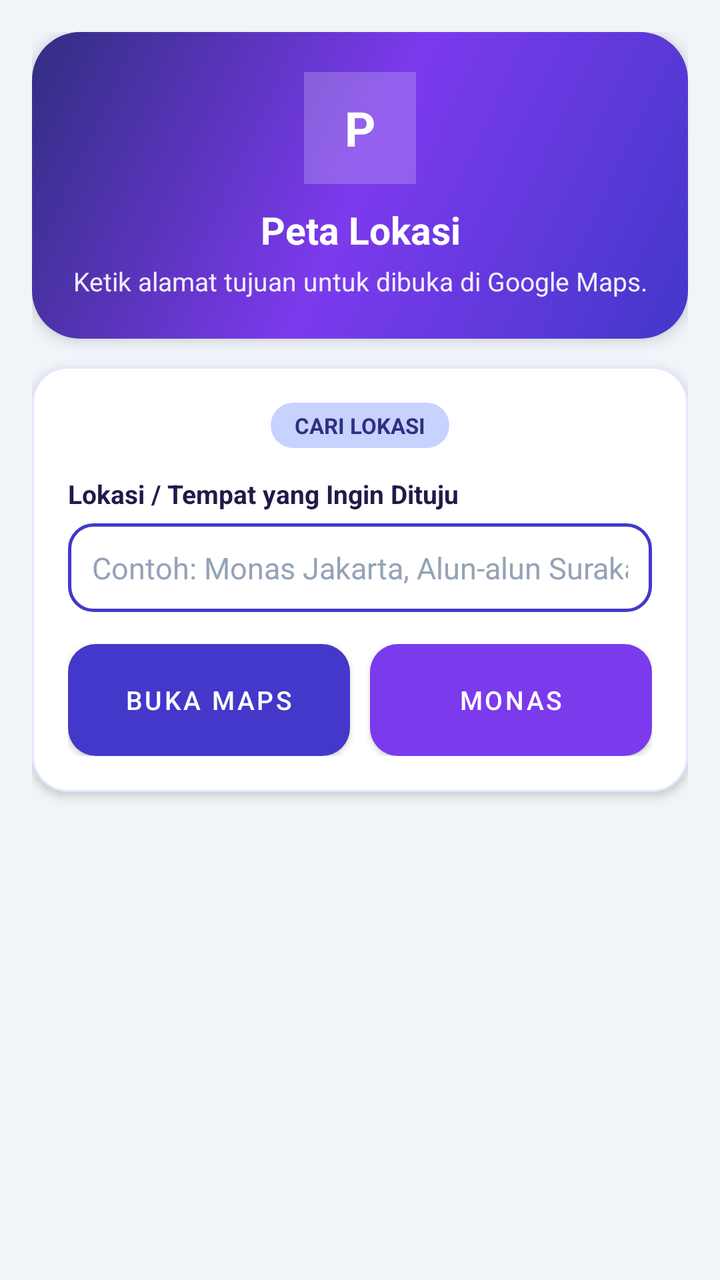
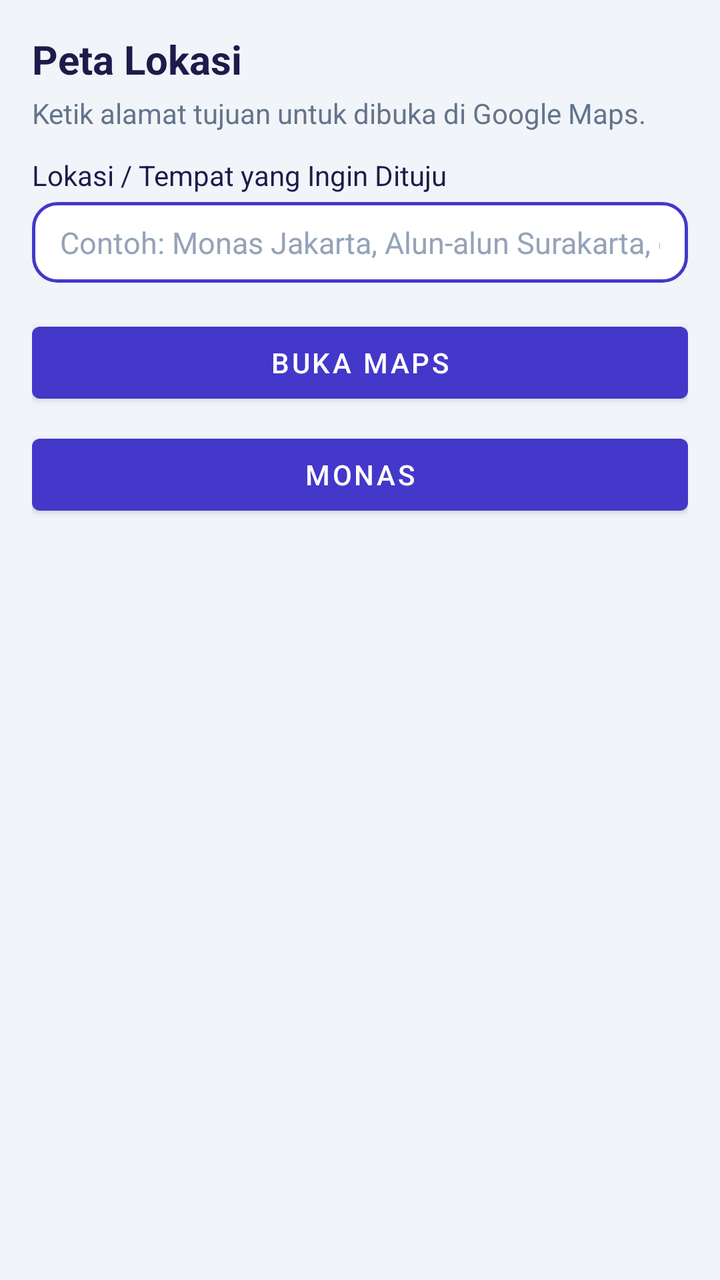

Screens rendered from an Android XML layout before and after an edit, with the pre-edit source and the edit as a unified diff.
<!-- AndroidManifest.xml: application theme Theme.Alfian04 -->
<!-- res/layout/fragment_maps.xml -->
<?xml version="1.0" encoding="utf-8"?>
<ScrollView xmlns:android="http://schemas.android.com/apk/res/android"
    xmlns:app="http://schemas.android.com/apk/res-auto"
    android:layout_width="match_parent"
    android:layout_height="match_parent"
    android:background="@color/background"
    android:fillViewport="true">

    <LinearLayout
        android:layout_width="match_parent"
        android:layout_height="wrap_content"
        android:orientation="vertical"
        android:padding="16dp">

        
        <LinearLayout
            android:layout_width="match_parent"
            android:layout_height="wrap_content"
            android:background="@drawable/bg_hero_banner"
            android:elevation="4dp"
            android:gravity="center_horizontal"
            android:orientation="vertical"
            android:padding="20dp">

            <TextView
                android:layout_width="56dp"
                android:layout_height="56dp"
                android:background="#33FFFFFF"
                android:gravity="center"
                android:text="P"
                android:textColor="@color/white"
                android:textSize="24sp"
                android:textStyle="bold" />

            <TextView
                android:layout_width="wrap_content"
                android:layout_height="wrap_content"
                android:layout_marginTop="10dp"
                android:gravity="center"
                android:text="@string/maps_title"
                android:textColor="@color/white"
                android:textSize="19sp"
                android:textStyle="bold" />

            <TextView
                android:layout_width="match_parent"
                android:layout_height="wrap_content"
                android:layout_marginTop="4dp"
                android:gravity="center"
                android:text="@string/maps_desc"
                android:textColor="#E8FFFFFF"
                android:textSize="13sp" />
        </LinearLayout>

        <com.google.android.material.card.MaterialCardView
            android:layout_width="match_parent"
            android:layout_height="wrap_content"
            android:layout_marginTop="14dp"
            app:cardBackgroundColor="@color/card_background"
            app:cardCornerRadius="18dp"
            app:cardElevation="3dp"
            app:strokeColor="@color/divider"
            app:strokeWidth="1dp">

            <LinearLayout
                android:layout_width="match_parent"
                android:layout_height="wrap_content"
                android:orientation="vertical"
                android:padding="18dp">

                <TextView
                    android:layout_width="wrap_content"
                    android:layout_height="wrap_content"
                    android:layout_gravity="center_horizontal"
                    android:background="@drawable/bg_pill_badge"
                    android:paddingStart="12dp"
                    android:paddingEnd="12dp"
                    android:paddingTop="4dp"
                    android:paddingBottom="4dp"
                    android:text="CARI LOKASI"
                    android:textColor="@color/primary_dark"
                    android:textSize="11sp"
                    android:textStyle="bold" />

                <TextView
                    android:layout_width="wrap_content"
                    android:layout_height="wrap_content"
                    android:layout_marginTop="14dp"
                    android:text="@string/label_maps_input"
                    android:textColor="@color/text_primary"
                    android:textSize="13sp"
                    android:textStyle="bold" />

                <EditText
                    android:id="@+id/et_maps_location"
                    android:layout_width="match_parent"
                    android:layout_height="wrap_content"
                    android:layout_marginTop="6dp"
                    android:layout_marginBottom="16dp"
                    android:gravity="center_vertical"
                    android:hint="@string/hint_maps_input"
                    android:inputType="textPostalAddress"
                    android:padding="12dp"
                    android:textColor="@color/edit_text_color"
                    android:textColorHint="@color/edit_text_hint" />

                
                <LinearLayout
                    android:layout_width="match_parent"
                    android:layout_height="wrap_content"
                    android:orientation="horizontal">

                    <com.google.android.material.button.MaterialButton
                        android:id="@+id/btn_search_location"
                        android:layout_width="0dp"
                        android:layout_height="56dp"
                        android:layout_marginEnd="5dp"
                        android:layout_weight="1"
                        android:insetTop="0dp"
                        android:insetBottom="0dp"
                        android:text="BUKA MAPS"
                        android:textSize="13sp"
                        app:backgroundTint="@color/primary"
                        app:cornerRadius="14dp" />

                    <com.google.android.material.button.MaterialButton
                        android:id="@+id/btn_shortcut_monas"
                        android:layout_width="0dp"
                        android:layout_height="56dp"
                        android:layout_marginStart="5dp"
                        android:layout_weight="1"
                        android:insetTop="0dp"
                        android:insetBottom="0dp"
                        android:text="MONAS"
                        android:textSize="13sp"
                        app:backgroundTint="@color/accent"
                        app:cornerRadius="14dp" />
                </LinearLayout>

            </LinearLayout>
        </com.google.android.material.card.MaterialCardView>

    </LinearLayout>
</ScrollView>
<!-- resources referenced by this layout -->
<resources>
  <color name="accent">#7C3AED</color>
  <color name="background">#F1F5F9</color>
  <color name="card_background">#FFFFFF</color>
  <color name="divider">#E0E7FF</color>
  <color name="edit_text_color">#1E1B4B</color>
  <color name="edit_text_hint">#94A3B8</color>
  <color name="primary">#4338CA</color>
  <color name="primary_dark">#312E81</color>
  <color name="text_primary">#1E1B4B</color>
  <color name="white">#FFFFFFFF</color>
  <!-- drawable bg_hero_banner (drawable) -->
  <?xml version="1.0" encoding="utf-8"?>
  <shape xmlns:android="http://schemas.android.com/apk/res/android"
      android:shape="rectangle">
      <gradient
          android:angle="135"
          android:startColor="@color/primary"
          android:centerColor="@color/accent"
          android:endColor="@color/primary_dark"
          android:type="linear" />
      <corners android:radius="24dp" />
  </shape>
  <!-- drawable bg_pill_badge (drawable) -->
  <?xml version="1.0" encoding="utf-8"?>
  <shape xmlns:android="http://schemas.android.com/apk/res/android"
      android:shape="rectangle">
      <solid android:color="@color/primary_light" />
      <corners android:radius="50dp" />
  </shape>
  <string name="hint_maps_input">Contoh: Monas Jakarta, Alun-alun Surakarta, dll.</string>
  <string name="label_maps_input">Lokasi / Tempat yang Ingin Dituju</string>
  <string name="maps_desc">Ketik alamat tujuan untuk dibuka di Google Maps.</string>
  <string name="maps_title">Peta Lokasi</string>
  <style name="Theme.Alfian04" parent="Base.Theme.Alfian04" />
  <color name="primary_light">#C7D2FE</color>
  <style name="Base.Theme.Alfian04" parent="Theme.MaterialComponents.DayNight.NoActionBar">
          <item name="colorPrimary">@color/primary</item>
          <item name="colorPrimaryDark">@color/primary_dark</item>
          <item name="colorAccent">@color/accent</item>
          <item name="android:statusBarColor">@color/primary_dark</item>
          <item name="editTextStyle">@style/Widget.Alfian04.EditText</item>
      </style>
  <style name="Widget.Alfian04.EditText" parent="Widget.AppCompat.EditText">
          <item name="android:background">@drawable/bg_edit_text</item>
          <item name="android:textColor">@color/edit_text_color</item>
          <item name="android:textColorHint">@color/edit_text_hint</item>
          <item name="android:textSize">15sp</item>
      </style>
  <!-- drawable bg_edit_text (drawable) -->
  <?xml version="1.0" encoding="utf-8"?>
  <shape xmlns:android="http://schemas.android.com/apk/res/android"
      android:shape="rectangle">
      <solid android:color="@color/edit_text_background" />
      <stroke
          android:width="1.5dp"
          android:color="@color/primary" />
      <corners android:radius="12dp" />
      <padding
          android:bottom="10dp"
          android:left="14dp"
          android:right="14dp"
          android:top="10dp" />
  </shape>
  <color name="edit_text_background">#FFFFFF</color>
</resources>

<!-- the commit's change to res/layout/fragment_maps.xml (unified diff, before → after) -->
@@ -1,6 +1,5 @@
 <?xml version="1.0" encoding="utf-8"?>
 <ScrollView xmlns:android="http://schemas.android.com/apk/res/android"
-    xmlns:app="http://schemas.android.com/apk/res-auto"
     android:layout_width="match_parent"
     android:layout_height="match_parent"
     android:background="@color/background"
@@ -12,133 +11,51 @@
         android:orientation="vertical"
         android:padding="16dp">
 
-        
-        <LinearLayout
+        <TextView
+            android:layout_width="wrap_content"
+            android:layout_height="wrap_content"
+            android:text="@string/maps_title"
+            android:textColor="@color/text_primary"
+            android:textSize="20sp"
+            android:textStyle="bold" />
+
+        <TextView
             android:layout_width="match_parent"
             android:layout_height="wrap_content"
-            android:background="@drawable/bg_hero_banner"
-            android:elevation="4dp"
-            android:gravity="center_horizontal"
-            android:orientation="vertical"
-            android:padding="20dp">
+            android:layout_marginTop="4dp"
+            android:layout_marginBottom="12dp"
+            android:text="@string/maps_desc"
+            android:textColor="@color/text_secondary"
+            android:textSize="14sp" />
 
-            <TextView
-                android:layout_width="56dp"
-                android:layout_height="56dp"
-                android:background="#33FFFFFF"
-                android:gravity="center"
-                android:text="P"
-                android:textColor="@color/white"
-                android:textSize="24sp"
-                android:textStyle="bold" />
+        <TextView
+            android:layout_width="wrap_content"
+            android:layout_height="wrap_content"
+            android:text="@string/label_maps_input"
+            android:textColor="@color/text_primary"
+            android:textSize="14sp" />
 
-            <TextView
-                android:layout_width="wrap_content"
-                android:layout_height="wrap_content"
-                android:layout_marginTop="10dp"
-                android:gravity="center"
-                android:text="@string/maps_title"
-                android:textColor="@color/white"
-                android:textSize="19sp"
-                android:textStyle="bold" />
-
-            <TextView
-                android:layout_width="match_parent"
-                android:layout_height="wrap_content"
-                android:layout_marginTop="4dp"
-                android:gravity="center"
-                android:text="@string/maps_desc"
-                android:textColor="#E8FFFFFF"
-                android:textSize="13sp" />
-        </LinearLayout>
-
-        <com.google.android.material.card.MaterialCardView
+        <EditText
+            android:id="@+id/et_maps_location"
             android:layout_width="match_parent"
             android:layout_height="wrap_content"
-            android:layout_marginTop="14dp"
-            app:cardBackgroundColor="@color/card_background"
-            app:cardCornerRadius="18dp"
-            app:cardElevation="3dp"
-            app:strokeColor="@color/divider"
-            app:strokeWidth="1dp">
+            android:layout_marginTop="4dp"
+            android:layout_marginBottom="16dp"
+            android:hint="@string/hint_maps_input"
+            android:inputType="textPostalAddress" />
 
-            <LinearLayout
-                android:layout_width="match_parent"
-                android:layout_height="wrap_content"
-                android:orientation="vertical"
-                android:padding="18dp">
+        <Button
+            android:id="@+id/btn_search_location"
+            android:layout_width="match_parent"
+            android:layout_height="wrap_content"
+            android:text="BUKA MAPS" />
 
-                <TextView
-                    android:layout_width="wrap_content"
-                    android:layout_height="wrap_content"
-                    android:layout_gravity="center_horizontal"
-                    android:background="@drawable/bg_pill_badge"
-                    android:paddingStart="12dp"
-                    android:paddingEnd="12dp"
-                    android:paddingTop="4dp"
-                    android:paddingBottom="4dp"
-                    android:text="CARI LOKASI"
-                    android:textColor="@color/primary_dark"
-                    android:textSize="11sp"
-                    android:textStyle="bold" />
-
-                <TextView
-                    android:layout_width="wrap_content"
-                    android:layout_height="wrap_content"
-                    android:layout_marginTop="14dp"
-                    android:text="@string/label_maps_input"
-                    android:textColor="@color/text_primary"
-                    android:textSize="13sp"
-                    android:textStyle="bold" />
-
-                <EditText
-                    android:id="@+id/et_maps_location"
-                    android:layout_width="match_parent"
-                    android:layout_height="wrap_content"
-                    android:layout_marginTop="6dp"
-                    android:layout_marginBottom="16dp"
-                    android:gravity="center_vertical"
-                    android:hint="@string/hint_maps_input"
-                    android:inputType="textPostalAddress"
-                    android:padding="12dp"
-                    android:textColor="@color/edit_text_color"
-                    android:textColorHint="@color/edit_text_hint" />
-
-                
-                <LinearLayout
-                    android:layout_width="match_parent"
-                    android:layout_height="wrap_content"
-                    android:orientation="horizontal">
-
-                    <com.google.android.material.button.MaterialButton
-                        android:id="@+id/btn_search_location"
-                        android:layout_width="0dp"
-                        android:layout_height="56dp"
-                        android:layout_marginEnd="5dp"
-                        android:layout_weight="1"
-                        android:insetTop="0dp"
-                        android:insetBottom="0dp"
-                        android:text="BUKA MAPS"
-                        android:textSize="13sp"
-                        app:backgroundTint="@color/primary"
-                        app:cornerRadius="14dp" />
-
-                    <com.google.android.material.button.MaterialButton
-                        android:id="@+id/btn_shortcut_monas"
-                        android:layout_width="0dp"
-                        android:layout_height="56dp"
-                        android:layout_marginStart="5dp"
-                        android:layout_weight="1"
-                        android:insetTop="0dp"
-                        android:insetBottom="0dp"
-                        android:text="MONAS"
-                        android:textSize="13sp"
-                        app:backgroundTint="@color/accent"
-                        app:cornerRadius="14dp" />
-                </LinearLayout>
-
-            </LinearLayout>
-        </com.google.android.material.card.MaterialCardView>
+        <Button
+            android:id="@+id/btn_shortcut_monas"
+            android:layout_width="match_parent"
+            android:layout_height="wrap_content"
+            android:layout_marginTop="8dp"
+            android:text="MONAS" />
 
     </LinearLayout>
 </ScrollView>
<!-- resource entries referenced after the edit -->
@@ -2,39 +2,17 @@
 <resources>
   <color name="accent">#7C3AED</color>
   <color name="background">#F1F5F9</color>
-  <color name="card_background">#FFFFFF</color>
-  <color name="divider">#E0E7FF</color>
   <color name="edit_text_color">#1E1B4B</color>
   <color name="edit_text_hint">#94A3B8</color>
   <color name="primary">#4338CA</color>
   <color name="primary_dark">#312E81</color>
   <color name="text_primary">#1E1B4B</color>
-  <color name="white">#FFFFFFFF</color>
-  <!-- drawable bg_hero_banner (drawable) -->
-  <?xml version="1.0" encoding="utf-8"?>
-  <shape xmlns:android="http://schemas.android.com/apk/res/android"
-      android:shape="rectangle">
-      <gradient
-          android:angle="135"
-          android:startColor="@color/primary"
-          android:centerColor="@color/accent"
-          android:endColor="@color/primary_dark"
-          android:type="linear" />
-      <corners android:radius="24dp" />
-  </shape>
-  <!-- drawable bg_pill_badge (drawable) -->
-  <?xml version="1.0" encoding="utf-8"?>
-  <shape xmlns:android="http://schemas.android.com/apk/res/android"
-      android:shape="rectangle">
-      <solid android:color="@color/primary_light" />
-      <corners android:radius="50dp" />
-  </shape>
+  <color name="text_secondary">#64748B</color>
   <string name="hint_maps_input">Contoh: Monas Jakarta, Alun-alun Surakarta, dll.</string>
   <string name="label_maps_input">Lokasi / Tempat yang Ingin Dituju</string>
   <string name="maps_desc">Ketik alamat tujuan untuk dibuka di Google Maps.</string>
   <string name="maps_title">Peta Lokasi</string>
   <style name="Theme.Alfian04" parent="Base.Theme.Alfian04" />
-  <color name="primary_light">#C7D2FE</color>
   <style name="Base.Theme.Alfian04" parent="Theme.MaterialComponents.DayNight.NoActionBar">
           <item name="colorPrimary">@color/primary</item>
           <item name="colorPrimaryDark">@color/primary_dark</item>
